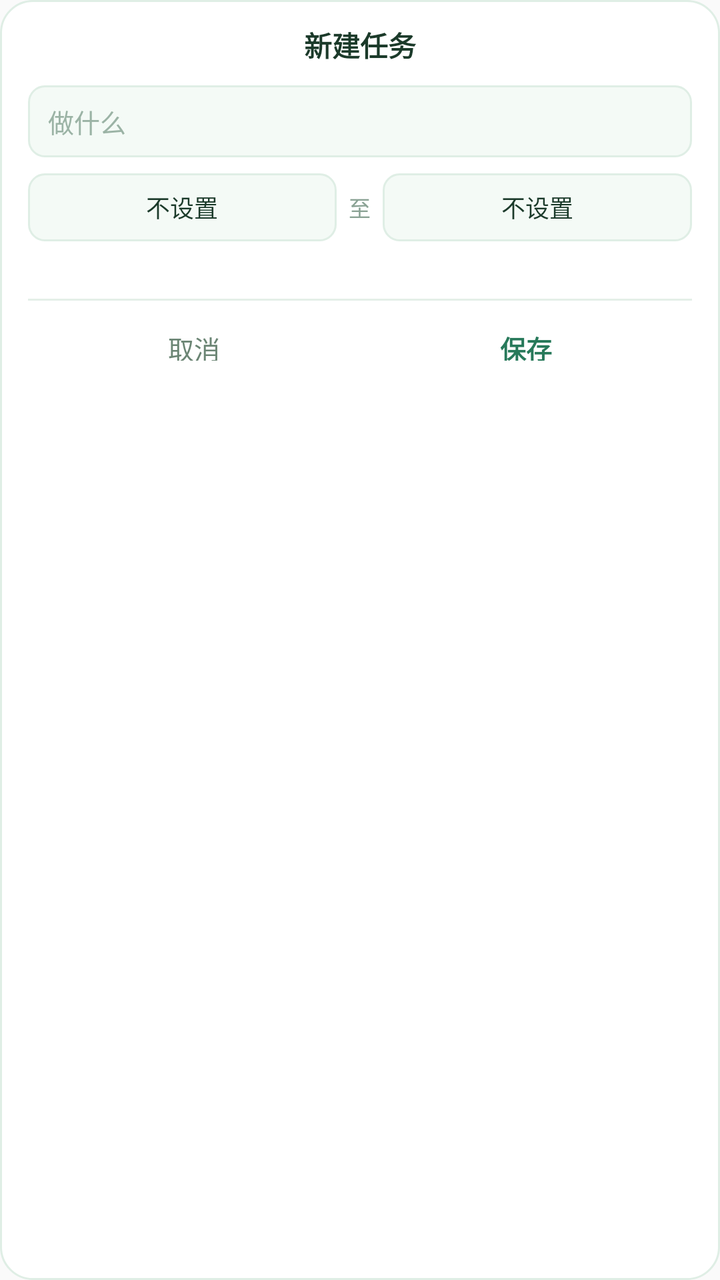
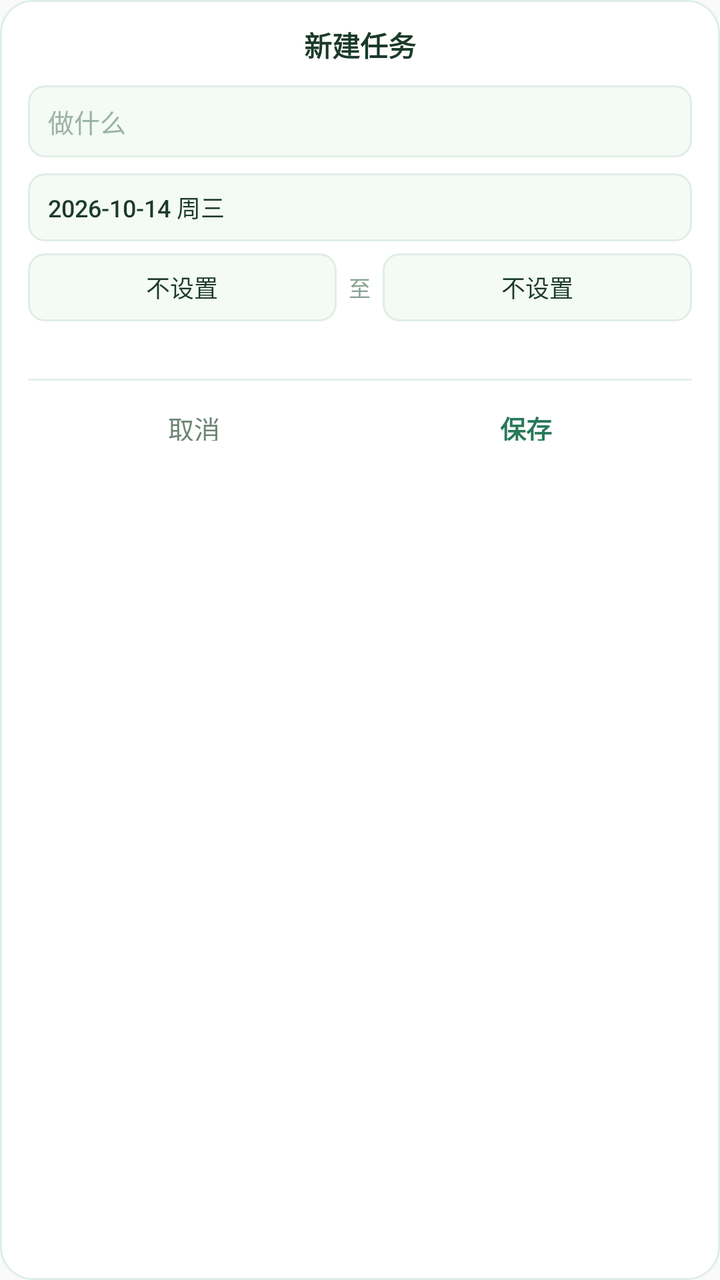

Screens rendered from an Android XML layout before and after an edit, with the pre-edit source and the edit as a unified diff.
<!-- AndroidManifest.xml: application theme AppTheme -->
<!-- res/layout/dialog_create.xml -->
<?xml version="1.0" encoding="utf-8"?>
<LinearLayout xmlns:android="http://schemas.android.com/apk/res/android"
    android:layout_width="272dp"
    android:layout_height="wrap_content"
    android:background="@drawable/dialog_bg"
    android:orientation="vertical"
    android:paddingLeft="14dp"
    android:paddingTop="12dp"
    android:paddingRight="14dp"
    android:paddingBottom="12dp">

    <TextView
        android:layout_width="match_parent"
        android:layout_height="wrap_content"
        android:gravity="center"
        android:text="新建任务"
        android:textColor="#1B3A2A"
        android:textSize="14sp"
        android:textStyle="bold" />

    <EditText
        android:id="@+id/c_title"
        android:layout_width="match_parent"
        android:layout_height="36dp"
        android:layout_marginTop="10dp"
        android:background="@drawable/dialog_field"
        android:gravity="center_vertical"
        android:hint="做什么"
        android:inputType="text"
        android:paddingLeft="10dp"
        android:paddingRight="10dp"
        android:textColor="#1B3A2A"
        android:textColorHint="#9BB3A5"
        android:textSize="13sp" />

    
    <LinearLayout
        android:layout_width="match_parent"
        android:layout_height="34dp"
        android:layout_marginTop="8dp"
        android:orientation="horizontal">

        <Button
            android:id="@+id/c_start"
            style="?android:attr/borderlessButtonStyle"
            android:layout_width="0dp"
            android:layout_height="match_parent"
            android:layout_weight="1"
            android:background="@drawable/dialog_field"
            android:gravity="center"
            android:minHeight="0dp"
            android:minWidth="0dp"
            android:paddingLeft="6dp"
            android:paddingRight="6dp"
            android:text="不设置"
            android:textColor="#1B3A2A"
            android:textSize="12sp" />

        <TextView
            android:layout_width="wrap_content"
            android:layout_height="match_parent"
            android:layout_marginLeft="6dp"
            android:layout_marginRight="6dp"
            android:gravity="center"
            android:text="至"
            android:textColor="#8AA294"
            android:textSize="11sp" />

        <Button
            android:id="@+id/c_end"
            style="?android:attr/borderlessButtonStyle"
            android:layout_width="0dp"
            android:layout_height="match_parent"
            android:layout_weight="1"
            android:background="@drawable/dialog_field"
            android:gravity="center"
            android:minHeight="0dp"
            android:minWidth="0dp"
            android:paddingLeft="6dp"
            android:paddingRight="6dp"
            android:text="不设置"
            android:textColor="#1B3A2A"
            android:textSize="12sp" />
    </LinearLayout>

    <TextView
        android:id="@+id/c_durhint"
        android:layout_width="match_parent"
        android:layout_height="wrap_content"
        android:layout_marginTop="5dp"
        android:textColor="#8AA294"
        android:textSize="10sp" />

    <TextView
        android:layout_width="match_parent"
        android:layout_height="1dp"
        android:layout_marginTop="10dp"
        android:background="#E4EFE8"
        android:text="" />

    <LinearLayout
        android:layout_width="match_parent"
        android:layout_height="36dp"
        android:layout_marginTop="4dp"
        android:layout_marginBottom="4dp"
        android:orientation="horizontal">

        <Button
            android:id="@+id/c_cancel"
            style="?android:attr/borderlessButtonStyle"
            android:layout_width="0dp"
            android:layout_height="match_parent"
            android:layout_weight="1"
            android:minHeight="0dp"
            android:minWidth="0dp"
            android:text="取消"
            android:textColor="#6B8574"
            android:textSize="13sp" />

        <Button
            android:id="@+id/c_save"
            style="?android:attr/borderlessButtonStyle"
            android:layout_width="0dp"
            android:layout_height="match_parent"
            android:layout_weight="1"
            android:minHeight="0dp"
            android:minWidth="0dp"
            android:text="保存"
            android:textColor="#27795A"
            android:textSize="13sp"
            android:textStyle="bold" />
    </LinearLayout>
</LinearLayout>
<!-- resources referenced by this layout -->
<resources>
  <!-- drawable dialog_bg (drawable) -->
  <?xml version="1.0" encoding="utf-8"?>
  <shape xmlns:android="http://schemas.android.com/apk/res/android"
      android:shape="rectangle">
      <solid android:color="#FFFFFF" />
      <corners android:radius="16dp" />
      <stroke android:width="1dp" android:color="#DFEEE5" />
  </shape>
  <!-- drawable dialog_field (drawable) -->
  <?xml version="1.0" encoding="utf-8"?>
  <shape xmlns:android="http://schemas.android.com/apk/res/android"
      android:shape="rectangle">
      <solid android:color="@color/dialogField" />
      <corners android:radius="8dp" />
      <stroke
          android:width="1dp"
          android:color="#DFEEE5" />
  </shape>
  <style name="AppTheme" parent="Theme.AppCompat.Light.DarkActionBar">
          
          <item name="colorPrimary">@color/colorPrimary</item>
          <item name="colorPrimaryDark">@color/colorPrimaryDark</item>
          <item name="colorAccent">@color/colorAccent</item>
      </style>
  <color name="dialogField">#F4FAF6</color>
</resources>

<!-- the commit's change to res/layout/dialog_create.xml (unified diff, before → after) -->
@@ -34,10 +34,27 @@
         android:textSize="13sp" />
 
     
+    <Button
+        android:id="@+id/c_date"
+        style="?android:attr/borderlessButtonStyle"
+        android:layout_width="match_parent"
+        android:layout_height="34dp"
+        android:layout_marginTop="8dp"
+        android:background="@drawable/dialog_field"
+        android:gravity="center_vertical"
+        android:minHeight="0dp"
+        android:minWidth="0dp"
+        android:paddingLeft="10dp"
+        android:paddingRight="10dp"
+        android:text="2026-10-14 周三"
+        android:textColor="#1B3A2A"
+        android:textSize="12sp" />
+
+    
     <LinearLayout
         android:layout_width="match_parent"
         android:layout_height="34dp"
-        android:layout_marginTop="8dp"
+        android:layout_marginTop="6dp"
         android:orientation="horizontal">
 
         <Button
